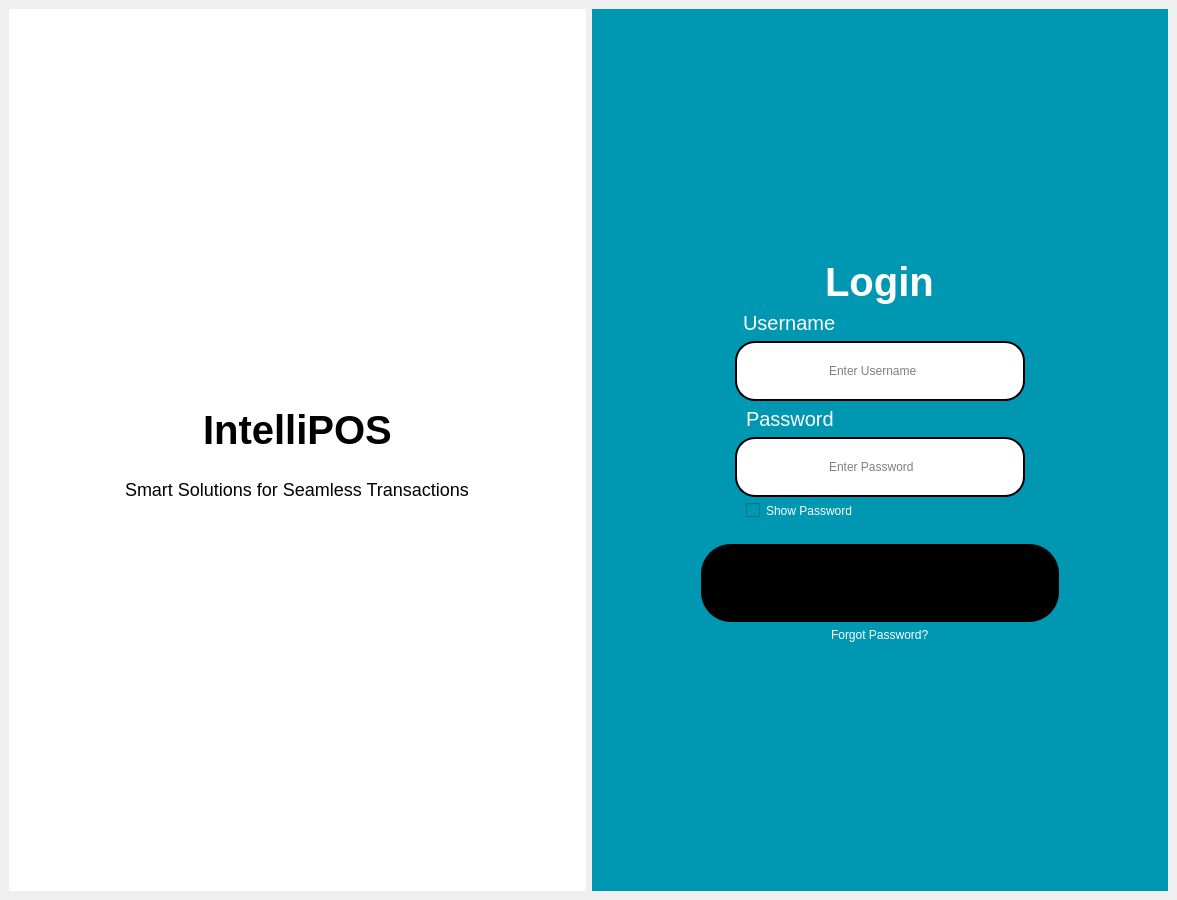
The window that ui/login.ui (knowww-lee/IntelliPOS) describes before a commit, drawn with Qt 5.
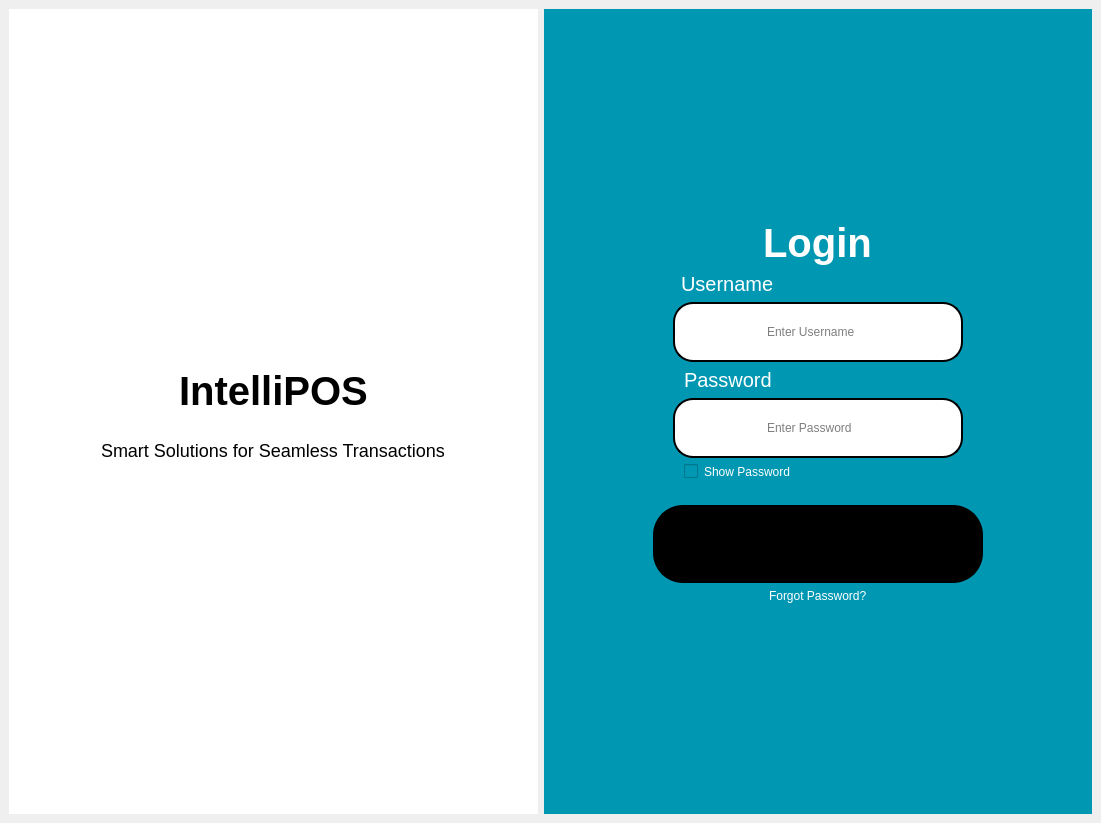
The same window after the commit. Icons and pictures are not drawn.

```diff
--- a/ui/login.ui
+++ b/ui/login.ui
@@ -6,8 +6,8 @@
    <rect>
     <x>0</x>
     <y>0</y>
-    <width>1177</width>
-    <height>900</height>
+    <width>1101</width>
+    <height>823</height>
    </rect>
   </property>
   <property name="sizePolicy">
```
